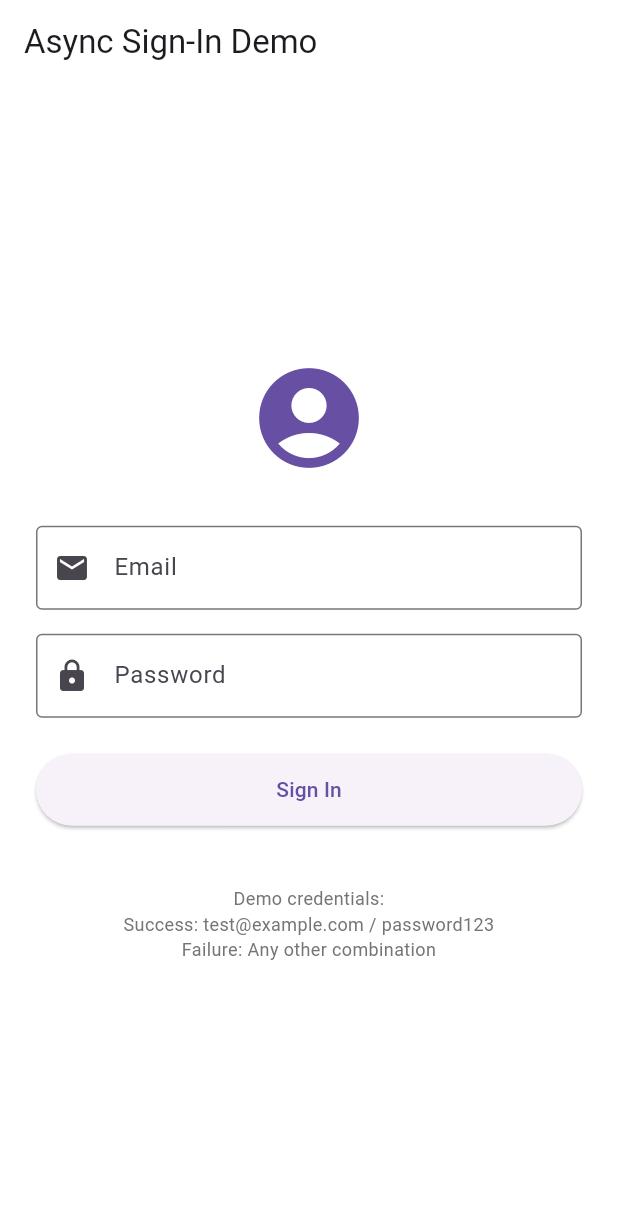
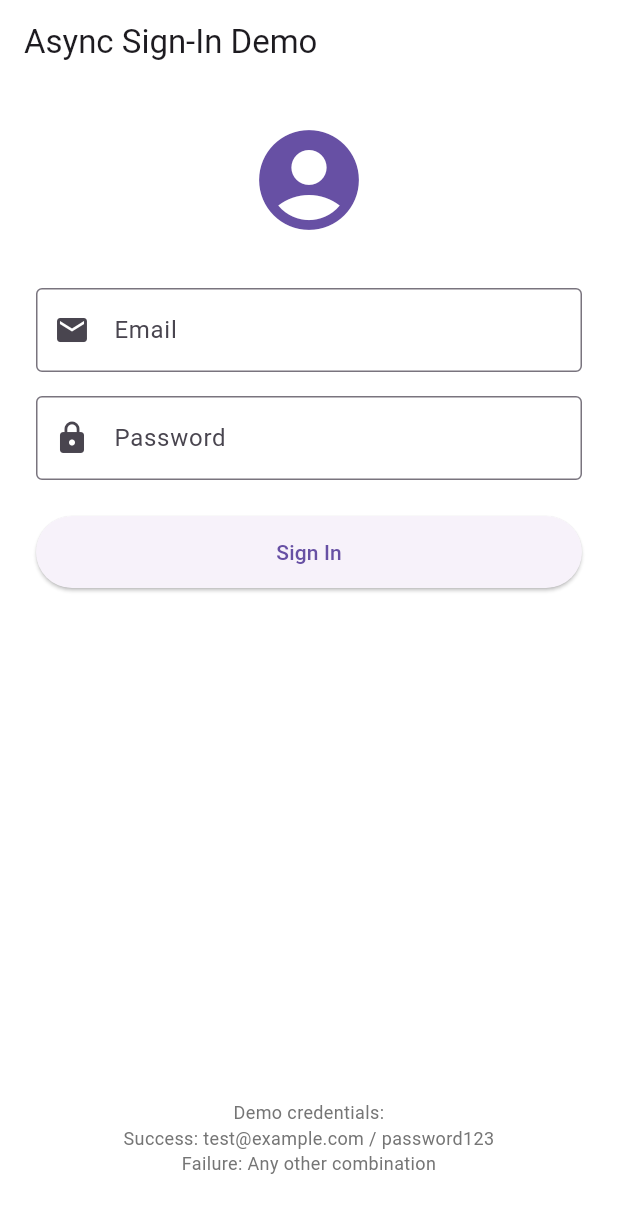
Before and after one commit to acto-acto/sign_in_app, a Flutter app: the screen it shows after launch, on a phone screen of 412 x 824 dp. Shown: the top 1213 px of the screen. Run offline on Flutter 3.47's test engine with Material 3 defaults, Android fonts, the phone set to English and light mode, and no system bars.

Commit message:
Refactor sign-in screen layout for improved responsiveness and UI consistency

```diff
--- a/lib/screens/sign_in_screen.dart
+++ b/lib/screens/sign_in_screen.dart
@@ -65,8 +65,18 @@ class _SignInScreenState extends State<SignInScreen> {
         backgroundColor: Colors.white,
       ),
       backgroundColor: Colors.white,
-      body: Padding(
+      body: SafeArea(
+        child: SingleChildScrollView(
           padding: const EdgeInsets.all(24.0),
+          child: ConstrainedBox(
+            constraints: BoxConstraints(
+              minHeight:
+                  MediaQuery.of(context).size.height -
+                  MediaQuery.of(context).padding.top -
+                  kToolbarHeight -
+                  48, // Account for AppBar and padding
+            ),
+            child: IntrinsicHeight(
               child: Column(
                 mainAxisAlignment: MainAxisAlignment.center,
                 children: [
@@ -83,7 +93,8 @@ class _SignInScreenState extends State<SignInScreen> {
 
                   StatusMessage(message: _statusMessage, color: _statusColor),
 
-            SizedBox(height: 24),
+                  Spacer(),
+
                   Text(
                     'Demo credentials:\n'
                     'Success: test@example.com / password123\n'
@@ -91,9 +102,14 @@ class _SignInScreenState extends State<SignInScreen> {
                     style: TextStyle(color: Colors.grey[600], fontSize: 12),
                     textAlign: TextAlign.center,
                   ),
+                  SizedBox(height: 16),
                 ],
               ),
             ),
+          ),
+        ),
+      ),
+      resizeToAvoidBottomInset: true,
     );
   }
 }
```
Lines whose indentation alone changed are shown as unchanged.
